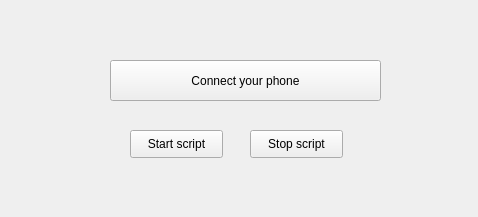
This is gui.ui in Ahmed-Hossam-Aldeen/WhatsApp-GPT as Qt 5 draws it before an edit. The edited form follows.
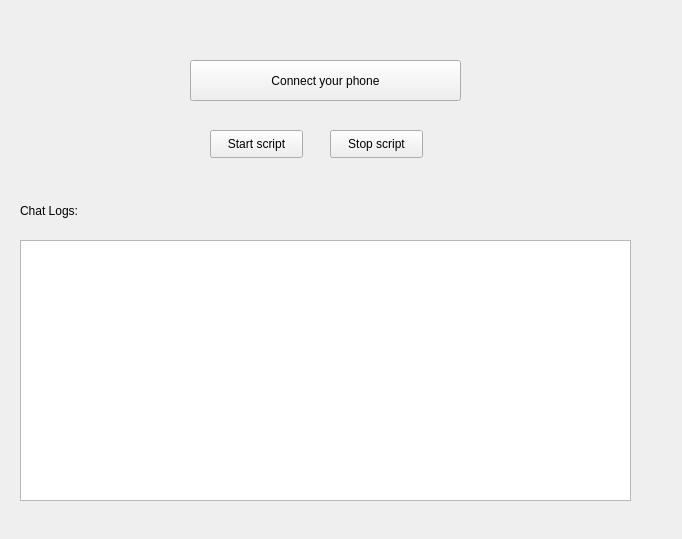
This is the edited form.

What changed in the file:
```diff
--- a/gui.ui
+++ b/gui.ui
@@ -6,8 +6,8 @@
    <rect>
     <x>0</x>
     <y>0</y>
-    <width>478</width>
-    <height>217</height>
+    <width>682</width>
+    <height>539</height>
    </rect>
   </property>
   <property name="windowTitle">
@@ -20,7 +20,7 @@
    <widget class="QPushButton" name="connectBtn">
     <property name="geometry">
      <rect>
-      <x>110</x>
+      <x>190</x>
       <y>60</y>
       <width>271</width>
       <height>41</height>
@@ -33,7 +33,7 @@
    <widget class="QPushButton" name="replyBtn">
     <property name="geometry">
      <rect>
-      <x>130</x>
+      <x>210</x>
       <y>130</y>
       <width>93</width>
       <height>28</height>
@@ -46,7 +46,7 @@
    <widget class="QPushButton" name="stopBtn">
     <property name="geometry">
      <rect>
-      <x>250</x>
+      <x>330</x>
       <y>130</y>
       <width>93</width>
       <height>28</height>
@@ -59,7 +59,7 @@
    <widget class="QLabel" name="status">
     <property name="geometry">
      <rect>
-      <x>400</x>
+      <x>480</x>
       <y>70</y>
       <width>21</width>
       <height>21</height>
@@ -69,6 +69,32 @@
      <string/>
     </property>
    </widget>
+   <widget class="QTextBrowser" name="textBrowser">
+    <property name="geometry">
+     <rect>
+      <x>20</x>
+      <y>240</y>
+      <width>611</width>
+      <height>261</height>
+     </rect>
+    </property>
+   </widget>
+   <widget class="QLabel" name="label">
+    <property name="geometry">
+     <rect>
+      <x>20</x>
+      <y>190</y>
+      <width>151</width>
+      <height>41</height>
+     </rect>
+    </property>
+    <property name="styleSheet">
+     <string notr="true">font: 75 15pt &quot;Arial&quot;;</string>
+    </property>
+    <property name="text">
+     <string>Chat Logs:</string>
+    </property>
+   </widget>
   </widget>
   <action name="actionnew_room">
    <property name="text">
```
